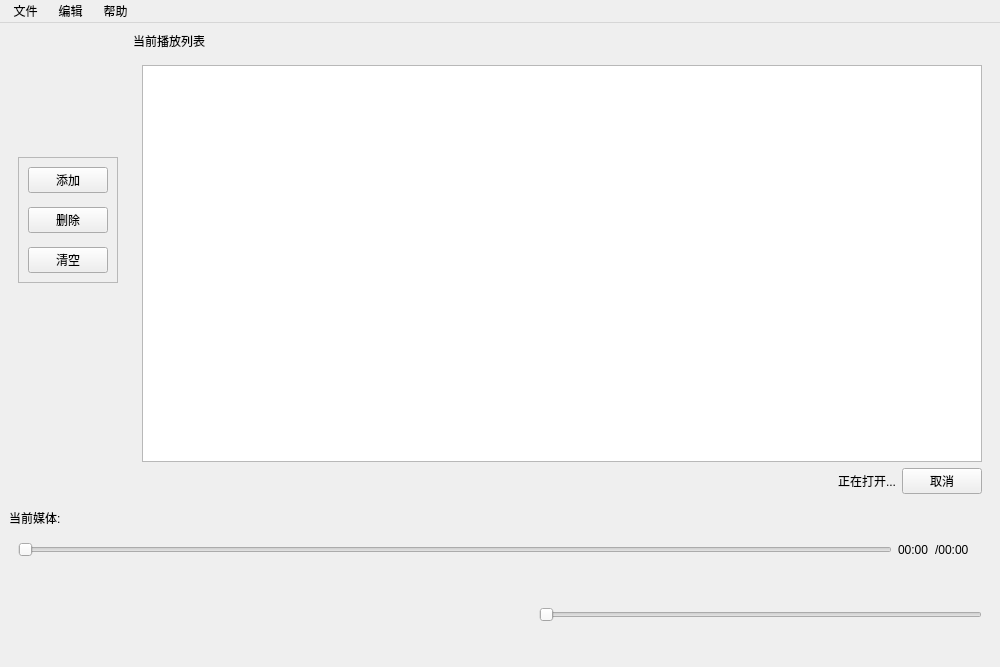
Above: src/playerwindow.ui from Remaker01/TinyPlayer before the change. Below: the same form after it.
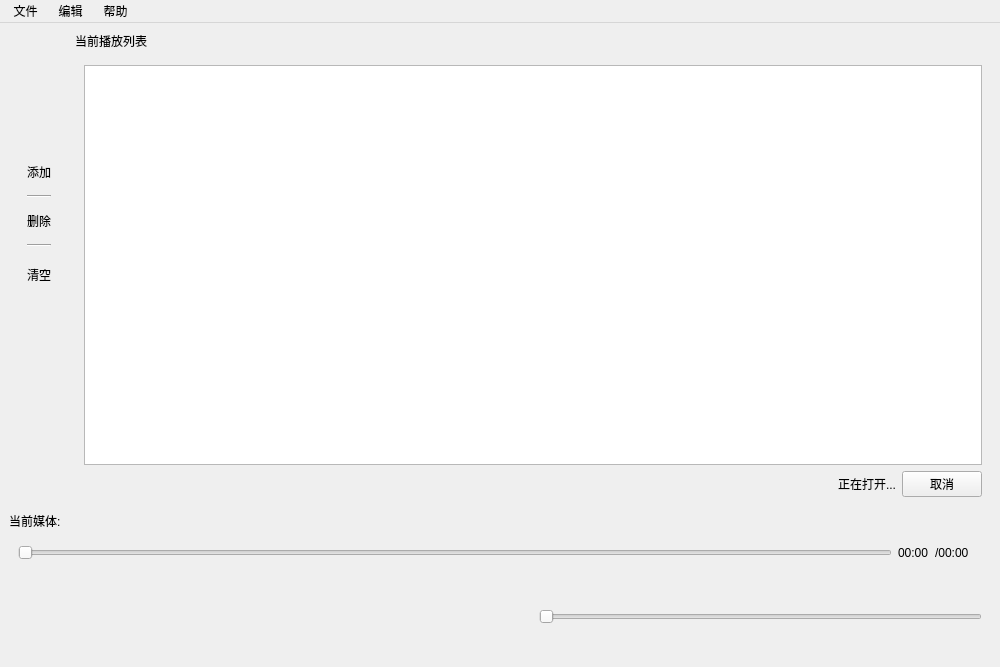
That is the form after the change. Icons and pictures are not drawn. Custom widgets are drawn as their Qt base class.

```diff
--- a/src/playerwindow.ui
+++ b/src/playerwindow.ui
@@ -304,8 +304,21 @@
            <verstretch>0</verstretch>
           </sizepolicy>
          </property>
-         <property name="frameShape">
-          <enum>QFrame::StyledPanel</enum>
+         <property name="styleSheet">
+          <string>QPushButton{
+background-color: rgba(255, 255, 255,0);
+background-repeat:no-repeat;
+border:0px;
+background-position:center center;
+padding:5px,0px;
+}
+QPushButton:hover{
+background-color: rgba(255, 255, 255,127);
+}
+QPushButton:pressed{
+background-color: rgb(200, 200,200);
+}
+</string>
          </property>
          <property name="frameShadow">
           <enum>QFrame::Raised</enum>
@@ -325,6 +338,22 @@
             <property name="focusPolicy">
              <enum>Qt::NoFocus</enum>
             </property>
+            <property name="styleSheet">
+             <string notr="true">QPushButton{
+background-color: rgba(255, 255, 255,0);
+background-repeat:no-repeat;
+border:0px;
+background-position:center center;
+padding:0px;
+}
+QPushButton:hover{
+background-color: rgba(255, 255, 255,127);
+}
+QPushButton:pressed{
+background-color: rgb(200, 200,200);
+}
+</string>
+            </property>
             <property name="text">
              <string>添加</string>
             </property>
@@ -338,6 +367,16 @@
               <height>35</height>
              </size>
             </property>
+            <property name="flat">
+             <bool>true</bool>
+            </property>
+           </widget>
+          </item>
+          <item>
+           <widget class="Line" name="line">
+            <property name="orientation">
+             <enum>Qt::Horizontal</enum>
+            </property>
            </widget>
           </item>
           <item>
@@ -351,6 +390,22 @@
             <property name="focusPolicy">
              <enum>Qt::NoFocus</enum>
             </property>
+            <property name="styleSheet">
+             <string notr="true">QPushButton{
+background-color: rgba(255, 255, 255,0);
+background-repeat:no-repeat;
+border:0px;
+background-position:center center;
+padding:0px;
+}
+QPushButton:hover{
+background-color: rgba(255, 255, 255,127);
+}
+QPushButton:pressed{
+background-color: rgb(200, 200,200);
+}
+</string>
+            </property>
             <property name="text">
              <string>删除</string>
             </property>
@@ -367,6 +422,16 @@
             <property name="shortcut">
              <string>Ctrl+D</string>
             </property>
+            <property name="flat">
+             <bool>true</bool>
+            </property>
+           </widget>
+          </item>
+          <item>
+           <widget class="Line" name="line_2">
+            <property name="orientation">
+             <enum>Qt::Horizontal</enum>
+            </property>
            </widget>
           </item>
           <item>
@@ -380,9 +445,28 @@
             <property name="focusPolicy">
              <enum>Qt::NoFocus</enum>
             </property>
+            <property name="styleSheet">
+             <string notr="true">QPushButton{
+background-color: rgba(255, 255, 255,0);
+background-repeat:no-repeat;
+border:0px;
+background-position:center center;
+padding-bottom:5px;
+}
+QPushButton:hover{
+background-color: rgba(255, 255, 255,127);
+}
+QPushButton:pressed{
+background-color: rgb(200,200,200);
+}
+</string>
+            </property>
             <property name="text">
              <string>清空</string>
             </property>
+            <property name="flat">
+             <bool>true</bool>
+            </property>
            </widget>
           </item>
          </layout>
```
Left out of the diff: 42 changed lines with no effect on the pictures.
